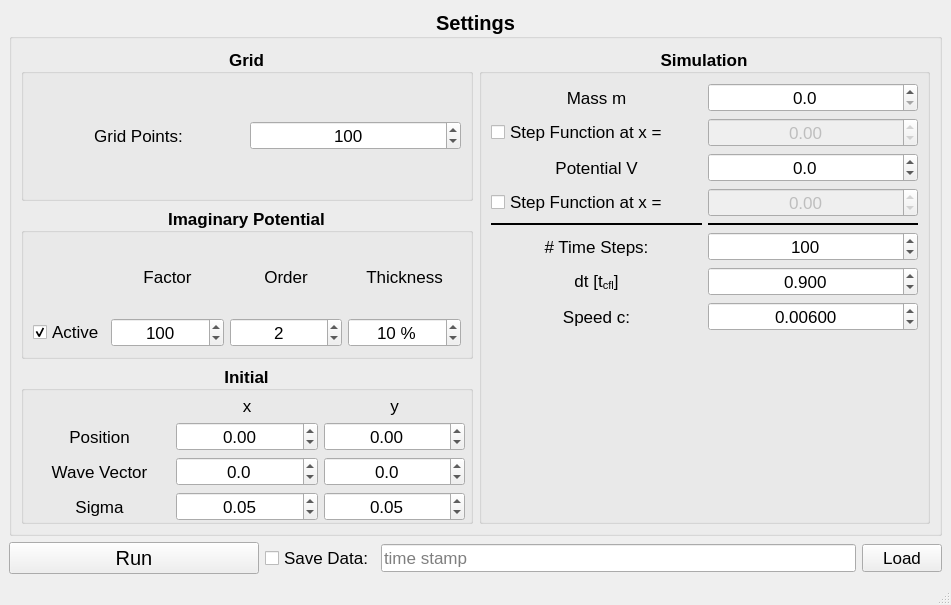
Before: the Qt Designer form dirac/gui/mainwindow/mainwindow.ui in brands-d/Dirac, drawn with Qt 5.
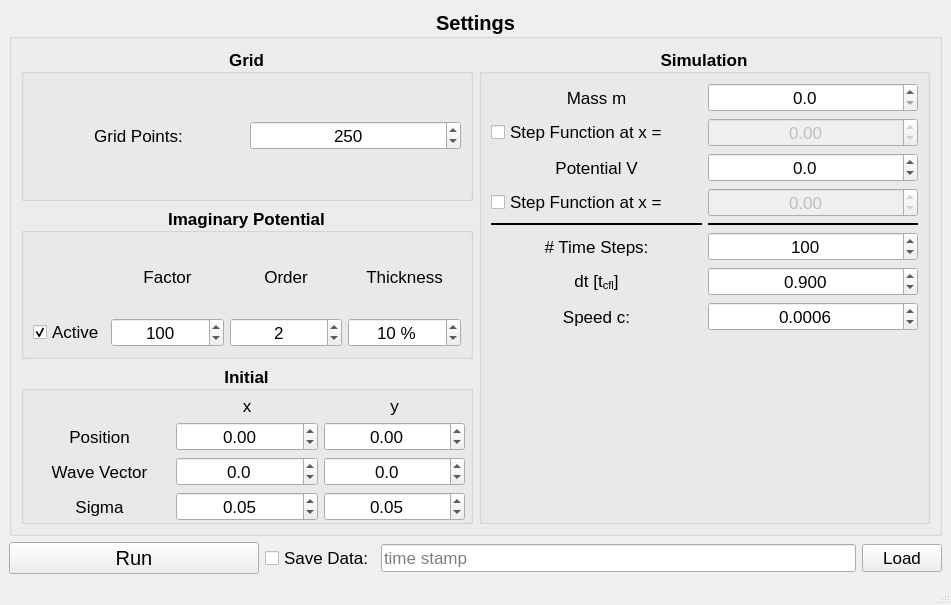
After: the same form once the commit is applied.

Diff of the .ui file:
```diff
--- a/dirac/gui/mainwindow/mainwindow.ui
+++ b/dirac/gui/mainwindow/mainwindow.ui
@@ -120,7 +120,7 @@
                <number>2</number>
               </property>
               <property name="value">
-               <number>100</number>
+               <number>250</number>
               </property>
              </widget>
             </item>
@@ -847,16 +847,16 @@
              <set>Qt::AlignCenter</set>
             </property>
             <property name="decimals">
-             <number>5</number>
+             <number>4</number>
             </property>
             <property name="minimum">
-             <double>0.000010000000000</double>
+             <double>0.000000000000000</double>
             </property>
             <property name="maximum">
              <double>1.000000000000000</double>
             </property>
             <property name="value">
-             <double>0.006000000000000</double>
+             <double>0.000600000000000</double>
             </property>
            </widget>
           </item>
```
